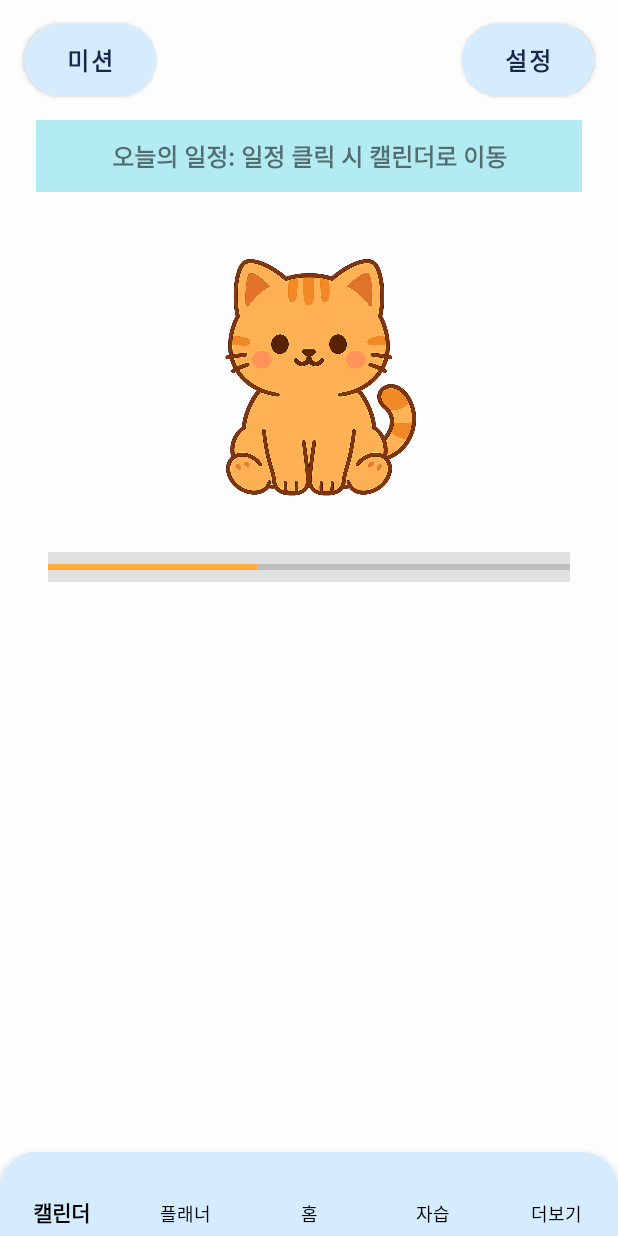
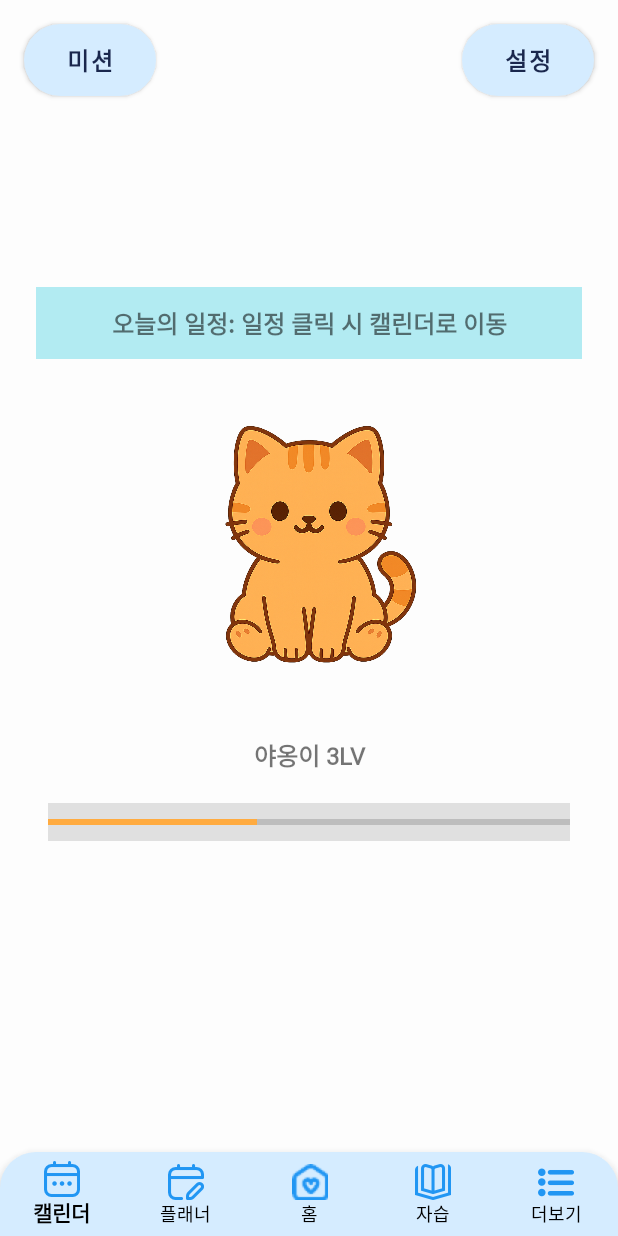
Before and after one commit to zeta078/CampusCat, an Android app: the screen it shows after launch (MainActivity), on a phone screen of 412 x 824 dp. Run offline under Robolectric (Android 15) with nearby library versions, the phone set to English and light mode, and no system bars.

Commit message:
Home 화면 아이콘, 고양이 이름 추가 및 전체적인 버튼 배치 변경. 수정자 : 임석준

```diff
--- a/app/src/main/res/layout/activity_home.xml
+++ b/app/src/main/res/layout/activity_home.xml
@@ -7,7 +7,6 @@
     android:layout_height="match_parent"
     tools:context="com.example.campuscat.HomeActivity">
 
-    <!-- 상단 미션 / 설정 버튼 -->
     <Button
         android:id="@+id/btnMission"
         android:layout_width="wrap_content"
@@ -30,7 +29,6 @@
         app:layout_constraintEnd_toEndOf="parent"
         android:layout_margin="16dp" />
 
-    <!-- 오늘의 일정 박스 -->
     <TextView
         android:id="@+id/todaySchedule"
         android:layout_width="0dp"
@@ -44,111 +42,46 @@
         app:layout_constraintTop_toBottomOf="@+id/btnMission"
         app:layout_constraintStart_toStartOf="parent"
         app:layout_constraintEnd_toEndOf="parent"
-        android:layout_marginTop="16dp"
+        app:layout_constraintVertical_chainStyle="packed" app:layout_constraintBottom_toTopOf="@+id/catImage" app:layout_constraintVertical_bias="0.35" android:layout_marginTop="16dp"
         android:layout_marginStart="24dp"
         android:layout_marginEnd="24dp" />
 
-    <!-- 고양이 중앙 영역 -->
     <ImageView
         android:id="@+id/catImage"
         android:layout_width="200dp"
         android:layout_height="200dp"
-        android:layout_marginTop="24dp"
         android:src="@drawable/cat_lv1"
         android:contentDescription="고양이"
-        app:layout_constraintTop_toBottomOf="@id/todaySchedule"
-        app:layout_constraintStart_toStartOf="parent"
-        app:layout_constraintEnd_toEndOf="parent" />
+        app:layout_constraintTop_toBottomOf="@id/todaySchedule" app:layout_constraintStart_toStartOf="parent"
+        app:layout_constraintEnd_toEndOf="parent"
+        app:layout_constraintBottom_toTopOf="@+id/tvCatLevel" android:layout_marginTop="24dp" />
 
-    <!-- 경험치 ProgressBar -->
+    <TextView
+        android:id="@+id/tvCatLevel" android:layout_width="0dp"
+        android:layout_height="wrap_content"
+        android:text="야옹이 3LV"
+        android:gravity="center"
+        android:padding="12dp"
+        android:textSize="16sp"
+        android:textStyle="bold"
+        app:layout_constraintTop_toBottomOf="@+id/catImage" app:layout_constraintStart_toStartOf="parent"
+        app:layout_constraintEnd_toEndOf="parent"
+        app:layout_constraintBottom_toTopOf="@+id/expBar" android:layout_marginTop="16dp" android:layout_marginStart="24dp"
+        android:layout_marginEnd="24dp" />
+
     <ProgressBar
         android:id="@+id/expBar"
         style="?android:attr/progressBarStyleHorizontal"
         android:layout_width="0dp"
-        android:layout_height="20dp"
+        android:layout_height="25dp"
         android:max="100"
         android:progress="40"
         android:progressTint="#FFAB40"
         android:background="#E0E0E0"
-        app:layout_constraintTop_toBottomOf="@id/catImage"
-        app:layout_constraintStart_toStartOf="parent"
+        app:layout_constraintTop_toBottomOf="@id/tvCatLevel" app:layout_constraintStart_toStartOf="parent"
         app:layout_constraintEnd_toEndOf="parent"
-        android:layout_marginTop="16dp"
-        android:layout_marginStart="32dp"
+        app:layout_constraintBottom_toTopOf="@+id/bottom_navigation_view" android:layout_marginTop="8dp" android:layout_marginStart="32dp"
         android:layout_marginEnd="32dp" />
-
-    <!-- 프래그먼트 컨테이너 -->
-    <FrameLayout
-        android:id="@+id/fragment_container"
-        android:layout_width="0dp"
-        android:layout_height="0dp"
-        app:layout_constraintTop_toBottomOf="@id/expBar"
-        app:layout_constraintStart_toStartOf="parent"
-        app:layout_constraintEnd_toEndOf="parent"
-        android:layout_marginTop="16dp"
-        android:layout_marginBottom="16dp" />
-
-    <!-- 하단 네비게이션 영역
-    <LinearLayout
-        android:id="@+id/bottomNav"
-        android:layout_width="0dp"
-        android:layout_height="wrap_content"
-        android:orientation="horizontal"
-        android:gravity="center"
-        android:layout_marginBottom="8dp"
-        app:layout_constraintBottom_toBottomOf="parent"
-        app:layout_constraintStart_toStartOf="parent"
-        app:layout_constraintEnd_toEndOf="parent"
-        android:paddingHorizontal="12dp">
-
-        <Button
-            android:id="@+id/btnCalendar"
-            android:layout_width="0dp"
-            android:layout_height="wrap_content"
-            android:layout_weight="1"
-            android:text="캘린더" />
-
-        <Button
-            android:id="@+id/btnPlanner"
-            android:layout_width="0dp"
-            android:layout_height="wrap_content"
-            android:layout_weight="1"
-            android:text="플래너" />
-
-        <Button
-            android:id="@+id/btnHome"
-            android:layout_width="0dp"
-            android:layout_height="wrap_content"
-            android:layout_weight="1"
-            android:text="홈" />
-
-        <Button
-            android:id="@+id/btnStudy"
-            android:layout_width="0dp"
-            android:layout_height="wrap_content"
-            android:layout_weight="1"
-            android:text="자습" />
-
-        <Button
-            android:id="@+id/btnMore"
-            android:layout_width="0dp"
-            android:layout_height="wrap_content"
-            android:layout_weight="1"
-            android:text="더보기" />
-            -->
-
-
-    <FrameLayout
-        android:id="@+id/main_container"
-        android:layout_width="match_parent"
-        android:layout_height="0dp"
-        android:layout_weight="1"
-        app:layout_constraintBottom_toTopOf="@+id/bottom_navigation_view"
-        app:layout_constraintEnd_toEndOf="@+id/bottom_navigation_view"
-        app:layout_constraintHorizontal_bias="0.0"
-        app:layout_constraintStart_toStartOf="parent"
-        app:layout_constraintTop_toTopOf="parent"
-        app:layout_constraintVertical_bias="0.0" />
 
     <com.google.android.material.bottomnavigation.BottomNavigationView
         android:id="@+id/bottom_navigation_view"
--- a/app/src/main/res/menu/bottom_nav_menu.xml
+++ b/app/src/main/res/menu/bottom_nav_menu.xml
@@ -3,21 +3,26 @@
 
     <item
         android:id="@+id/nav_calendar"
-        android:title="캘린더" />
+        android:title="캘린더"
+        android:icon="@drawable/ic_calendar" />
 
     <item
         android:id="@+id/nav_planner"
-        android:title="플래너" />
+        android:title="플래너"
+        android:icon="@drawable/ic_planner" />
 
     <item
         android:id="@+id/nav_home"
-        android:title="홈" />
+        android:title="홈"
+        android:icon="@drawable/ic_home" />
 
     <item
         android:id="@+id/nav_study"
-        android:title="자습" />
+        android:title="자습"
+        android:icon="@drawable/ic_study" />
 
     <item
         android:id="@+id/nav_more"
-        android:title="더보기" />
+        android:title="더보기"
+        android:icon="@drawable/ic_more" />
 </menu>
```
Also changed, not shown: app/src/main/res/drawable/ic_calendar.png (added), app/src/main/res/drawable/ic_cat.png (added), app/src/main/res/drawable/ic_home.png (added), app/src/main/res/drawable/ic_more.png (added), app/src/main/res/drawable/ic_planner.png (added), app/src/main/res/drawable/ic_study.png (added). Lines whose indentation alone changed are shown as unchanged.
